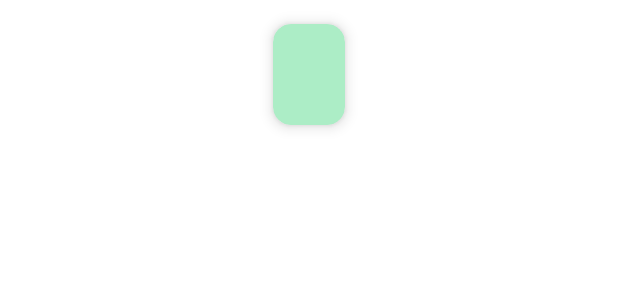
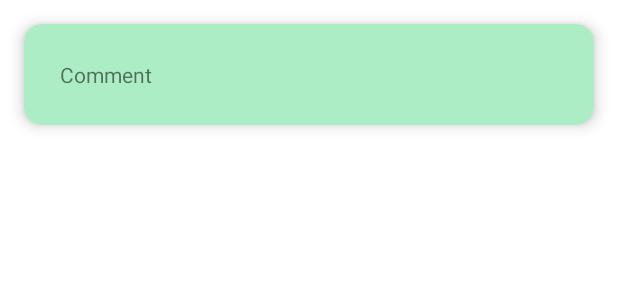
Before and after one commit to massana2110/posts-app, an Android app: the layout comment_item.xml on its own in the app's theme, with its tools: preview values and no code run, on a phone screen of 412 x 824 dp. Shown: the top 300 px of the screen. Run offline under Robolectric (Android 15) with nearby library versions, the phone set to English and light mode, and no system bars.

Commit message:
:sparkles: Comments section working

```diff
--- a/app/src/main/java/com/example/postsapp/views/posts/PostsViewModel.kt
+++ b/app/src/main/java/com/example/postsapp/views/posts/PostsViewModel.kt
@@ -16,8 +16,6 @@ import kotlinx.coroutines.withContext
 class PostsViewModel(
     private val mainRepository: MainRepository
 ) : ViewModel() {
-
-    // var apiResultsListener: ApiResults? = null
 
     private var _posts = MutableLiveData<List<Post>>()
     val posts: LiveData<List<Post>>
--- a/app/src/main/java/com/example/postsapp/views/posts/adapters/PostItemClickListener.kt
+++ b/app/src/main/java/com/example/postsapp/views/posts/adapters/PostItemClickListener.kt
@@ -3,5 +3,6 @@ package com.example.postsapp.views.posts.adapters
 import android.view.View
 
 interface PostItemClickListener {
-    fun onPostItemClick(view: View, id: Int)
+    fun onPostCommentItemClick(view: View, id: Int)
+    fun onPostAlbumItemClick(view: View, id: Int)
 }
--- a/app/src/main/res/layout/comment_item.xml
+++ b/app/src/main/res/layout/comment_item.xml
@@ -4,7 +4,9 @@
     xmlns:tools="http://schemas.android.com/tools">
 
     <data>
-
+        <variable
+            name="comment"
+            type="com.example.postsapp.models.Comment" />
     </data>
 
     <androidx.constraintlayout.widget.ConstraintLayout
@@ -12,32 +14,37 @@
         android:layout_height="wrap_content"
         android:orientation="vertical">
 
-        <com.google.android.material.card.MaterialCardView
+        <androidx.cardview.widget.CardView
             android:id="@+id/materialCardView"
-            android:layout_width="wrap_content"
+            android:layout_width="0dp"
             android:layout_height="wrap_content"
+            android:layout_marginStart="@dimen/medium_margin"
             android:layout_marginTop="@dimen/medium_margin"
+            android:layout_marginEnd="@dimen/medium_margin"
             app:cardBackgroundColor="@color/green_variant"
             app:cardCornerRadius="@dimen/card_corner_radius"
             app:cardElevation="6dp"
             app:layout_constraintEnd_toEndOf="parent"
+            app:layout_constraintHorizontal_bias="0.0"
             app:layout_constraintStart_toStartOf="parent"
             app:layout_constraintTop_toTopOf="parent">
 
             <TextView
-                android:layout_width="wrap_content"
+                android:layout_width="match_parent"
                 android:layout_height="wrap_content"
                 android:padding="@dimen/lg_padding"
-                tools:text="@tools:sample/lorem/random" />
+                android:text="@{comment.body}"
+                tools:text="Comment" />
 
-        </com.google.android.material.card.MaterialCardView>
+        </androidx.cardview.widget.CardView>
 
         <TextView
             android:layout_width="wrap_content"
             android:layout_height="wrap_content"
             android:layout_marginTop="@dimen/small_margin"
-            android:layout_marginEnd="@dimen/small_margin"
-            android:gravity="center"
+            android:layout_marginEnd="@dimen/medium_margin"
+            android:text="@{comment.email}"
+            android:textStyle="italic"
             app:layout_constraintBottom_toBottomOf="parent"
             app:layout_constraintEnd_toEndOf="parent"
             app:layout_constraintHorizontal_bias="1.0"
--- a/app/src/main/res/layout/fragment_comments.xml
+++ b/app/src/main/res/layout/fragment_comments.xml
@@ -2,8 +2,6 @@
 <layout xmlns:android="http://schemas.android.com/apk/res/android"
     xmlns:app="http://schemas.android.com/apk/res-auto"
     xmlns:tools="http://schemas.android.com/tools"
-    android:layout_width="match_parent"
-    android:layout_height="match_parent"
     tools:context=".views.comments.CommentsFragment">
 
     <androidx.constraintlayout.widget.ConstraintLayout
@@ -11,6 +9,7 @@
         android:layout_height="match_parent">
 
         <ProgressBar
+            android:id="@+id/commentsProgressBar"
             android:layout_width="64dp"
             android:layout_height="64dp"
             app:layout_constraintBottom_toBottomOf="parent"
@@ -20,6 +19,7 @@
             />
 
         <androidx.recyclerview.widget.RecyclerView
+            android:id="@+id/commentsRecyclerView"
             android:layout_width="0dp"
             android:layout_height="wrap_content"
             android:visibility="gone"
@@ -27,7 +27,9 @@
             app:layout_constraintEnd_toEndOf="parent"
             app:layout_constraintStart_toStartOf="parent"
             app:layout_constraintTop_toTopOf="parent"
+            android:scrollbars="vertical"
             tools:itemCount="5"
+            tools:listitem="@layout/comment_item"
             tools:visibility="visible"/>
 
     </androidx.constraintlayout.widget.ConstraintLayout>
--- a/app/src/main/res/layout/fragment_posts.xml
+++ b/app/src/main/res/layout/fragment_posts.xml
@@ -27,6 +27,7 @@
             app:layout_constraintEnd_toEndOf="parent"
             app:layout_constraintStart_toStartOf="parent"
             app:layout_constraintTop_toTopOf="parent"
+            android:scrollbars="vertical"
             tools:itemCount="5"
             tools:listitem="@layout/post_item"
             tools:visibility="visible" />
--- a/app/src/main/res/values/dimens.xml
+++ b/app/src/main/res/values/dimens.xml
@@ -3,5 +3,6 @@
     <dimen name="small_margin">8dp</dimen>
     <dimen name="medium_margin">16dp</dimen>
     <dimen name="lg_padding">24dp</dimen>
+    <dimen name="xl_margin">32dp</dimen>
     <dimen name="card_corner_radius">12dp</dimen>
 </resources>
```
Also changed, not shown: app/src/main/java/com/example/postsapp/api/PostsApiService.kt (+9 -0 lines), app/src/main/java/com/example/postsapp/repositories/MainRepository.kt (+12 -3 lines), app/src/main/java/com/example/postsapp/views/comments/CommentViewModel.kt (added, +38 -0 lines), app/src/main/java/com/example/postsapp/views/comments/CommentViewModelFactory.kt (added, +15 -0 lines), app/src/main/java/com/example/postsapp/views/comments/CommentsFragment.kt (+56 -2 lines), app/src/main/java/com/example/postsapp/views/comments/adapters/CommentAdapter.kt (added, +37 -0 lines), app/src/main/java/com/example/postsapp/views/posts/PostsFragment.kt (+19 -2 lines), app/src/main/java/com/example/postsapp/views/posts/adapters/PostAdapter.kt (+10 -13 lines), app/src/main/res/navigation/nav_graph.xml (+6 -1 lines).
